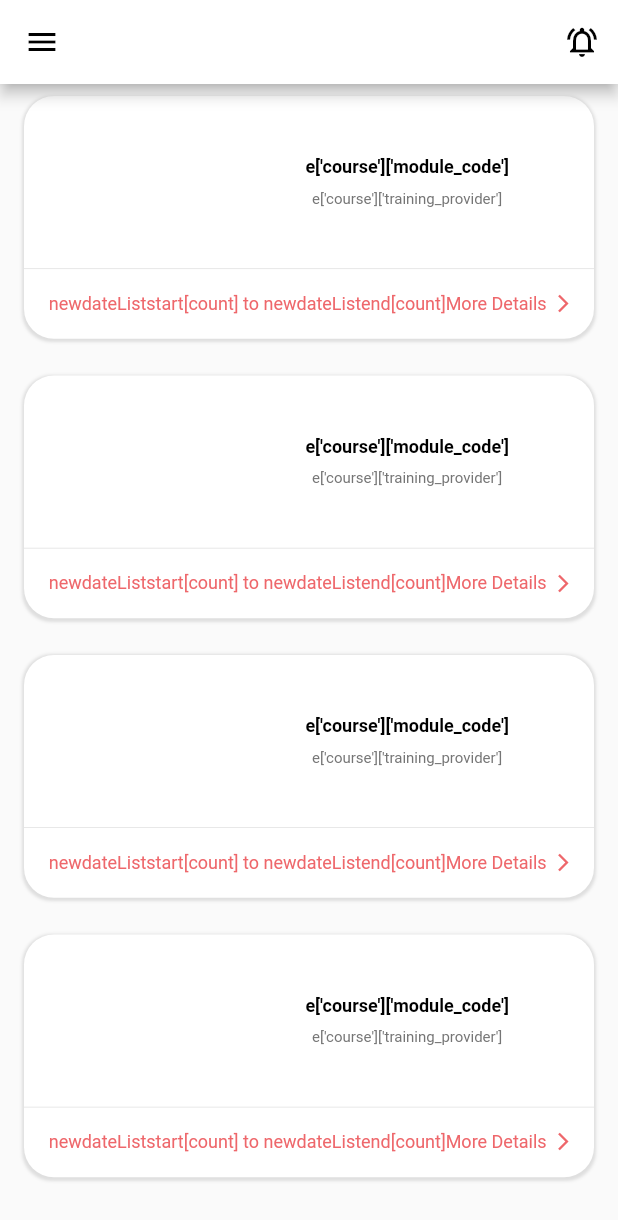
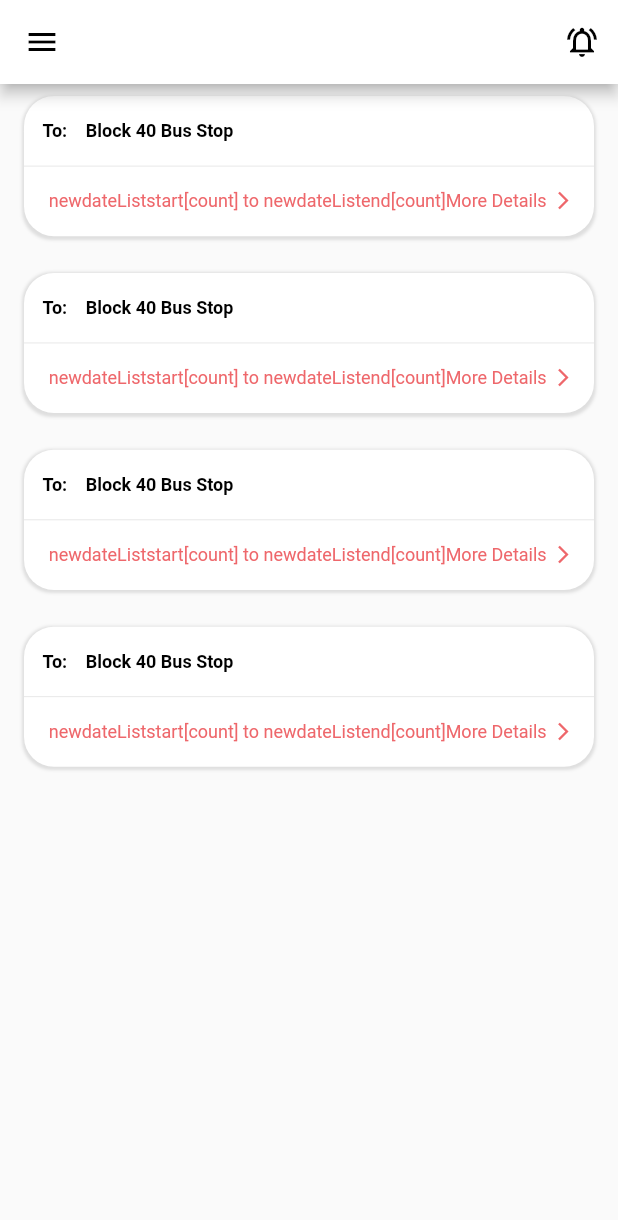
Before and after one commit to Zufiqqar/Grab_HackForGood, a Flutter app: the screen it shows after launch, on a phone screen of 412 x 824 dp. Shown: the top 1220 px of the screen. Run offline on Flutter 3.47's test engine with Material 2 defaults, Android fonts, the phone set to English and light mode, and no system bars; our stand-ins replace dotted_border, flutter_redux, nb_utils, redux; missing offline and left inert: redux_saga.

Commit message:
update row

```diff
--- a/stranger/lib/public_schedules_page.dart
+++ b/stranger/lib/public_schedules_page.dart
@@ -79,56 +79,37 @@ class _PublicSchedulesPageState extends State<PublicSchedulesPage> {
                         Row(
                           children: [
                             Container(
-                              height: deviceHeight*0.1,
-                              width: deviceWidth*0.3,
+                              // height: deviceHeight*0.1,
+                              width: deviceWidth*0.1,
                               decoration: boxDecorationWithRoundedCorners(backgroundColor: context.cardColor,
-                                  borderRadius: radius(12)),
-                              child: Column(
-                                mainAxisAlignment: MainAxisAlignment.center,
-                                children: [
-                                  // FadeInImage.assetNetwork(fit: BoxFit.fill,
-                                  //   height: deviceHeight*0.1,
-                                  //   width: deviceWidth*0.3,
-                                  //   placeholder: "noImage",
-                                  //   image: e['course']['moduleimage'],),
-                                  // Text((e.month).validate(), style: secondaryTextStyle(color: white)),
-                                ],
+                                borderRadius: radius(12),
+                              // border: Border.all(color: Colors.blueAccent),
                               ),
-                            ),
-                            SizedBox(
-                              width: deviceWidth * 0.03,
-                            ),
-                            Container(
-                              height: deviceHeight*0.1,
-                              width: deviceWidth*0.5,
-                              decoration: boxDecorationWithRoundedCorners(backgroundColor: context.cardColor,
-                                borderRadius: radius(12),),
-                              // border: Border.all(color: Colors.blueAccent),),
-                              child: Column(
-                                mainAxisAlignment: MainAxisAlignment.center,
-                                children: [
-                                  Text("e['course']['module_code']",
+                              child: Text("To:",
                                 style: boldTextStyle(size: 12, color: Colors.black),
                                 maxLines: 3,
                                 overflow: TextOverflow.ellipsis,
                                 textAlign: TextAlign.center,
                               ),
-                                  SizedBox(
-                                    height: deviceHeight * 0.01,
+                                  // Text((e.month).validate(), style: secondaryTextStyle(color: white)),
                             ),
-                                  Text(
-                                    "e['course']['training_provider']",
-                                    style: secondaryTextStyle(size: 10),
+                            Container(
+                              // height: deviceHeight*0.1,
+                              // width: deviceWidth*0.1,
+                              decoration: boxDecorationWithRoundedCorners(backgroundColor: context.cardColor,
+                                borderRadius: radius(12),
+                                // border: Border.all(color: Colors.blueAccent),
+                              ),
+                              child: Text("Block 40 Bus Stop",
+                                style: boldTextStyle(size: 12, color: Colors.black),
                                 maxLines: 3,
                                 overflow: TextOverflow.ellipsis,
                                 textAlign: TextAlign.center,
                               ),
                               // Text((e.month).validate(), style: secondaryTextStyle(color: white)),
-                                ],
-                              ),
                             ),
                           ],
-                        ).paddingOnly(right: deviceWidth*0.04, left: deviceWidth*0.04),
+                        ).paddingOnly(right: deviceWidth*0.04),
                         SizedBox(
                           height: deviceHeight * 0.01,
                         ),
```
Lines whose indentation alone changed are shown as unchanged.
